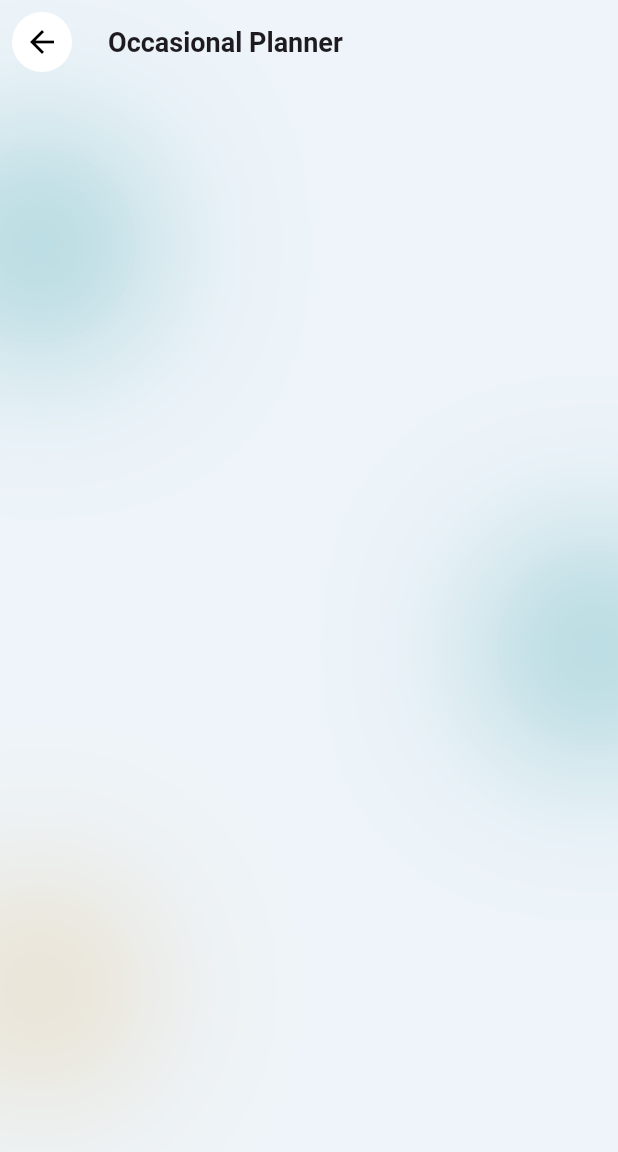
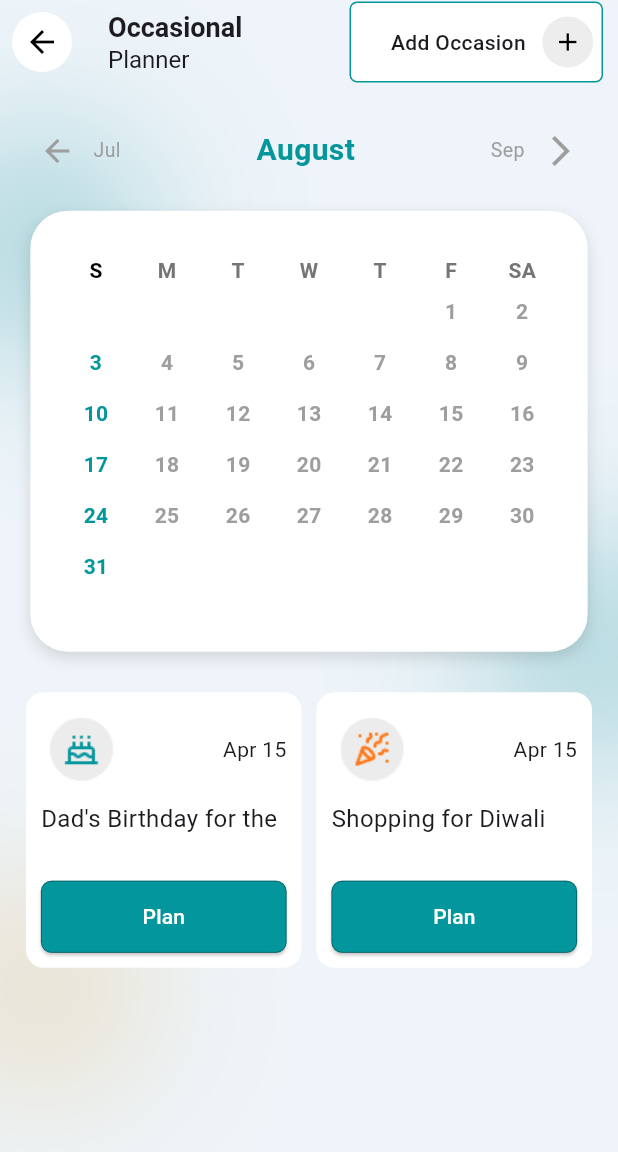
Before and after one commit to Arjun256900/ekonomi_new, a Flutter app: the OcassionPlannerScreen screen opened directly, on a phone screen of 412 x 824 dp. Shown: the top 1152 px of the screen. Run offline on Flutter 3.47's test engine with Material 3 defaults, Android fonts, the phone set to English and light mode, and no system bars; our stand-ins replace dotted_border, file_picker, fl_chart, flutter_bloc, shared_preferences; accounts and stored records are empty.

Commit message:
arjun: occasional planner and reminder screens design complete

```diff
--- a/lib/screens/add_event_screen.dart
+++ b/lib/screens/add_event_screen.dart
@@ -31,7 +31,7 @@ class _AddEventScreenState extends State<AddEventScreen> {
             backgroundColor: Colors.transparent,
             appBar: AppBar(
               automaticallyImplyLeading: false,
-              leading: backButtonLeading(),
+              leading: BackButtonLeading(),
               backgroundColor: Colors.transparent,
               title: Text(
                 "Add Event",
--- a/lib/screens/add_new_goal.dart
+++ b/lib/screens/add_new_goal.dart
@@ -53,7 +53,7 @@ class _AddNewGoalState extends State<AddNewGoal> {
               resizeToAvoidBottomInset: true,
               appBar: AppBar(
                 automaticallyImplyLeading: false,
-                leading: backButtonLeading(),
+                leading: BackButtonLeading(),
                 title: Text(
                   "Add New Goal",
                   style: TextStyle(fontWeight: FontWeight.w600, fontSize: 18),
--- a/lib/screens/add_new_spending.dart
+++ b/lib/screens/add_new_spending.dart
@@ -61,7 +61,7 @@ class _AddNewSpendingState extends State<AddNewSpending> {
                   resizeToAvoidBottomInset: true,
                   appBar: AppBar(
                     automaticallyImplyLeading: false,
-                    leading: backButtonLeading(),
+                    leading: BackButtonLeading(),
                     title: const Text(
                       "Add Spending",
                       style: TextStyle(
--- a/lib/screens/add_new_transaction_screen.dart
+++ b/lib/screens/add_new_transaction_screen.dart
@@ -73,7 +73,7 @@ class _AddNewTransactionScreenBodyState
                 resizeToAvoidBottomInset: true,
                 appBar: AppBar(
                   automaticallyImplyLeading: false,
-                  leading: backButtonLeading(),
+                  leading: BackButtonLeading(),
                   backgroundColor: const Color.fromARGB(0, 240, 240, 240),
                   title: const Text(
                     "Add Transaction",
--- a/lib/screens/chatbot_screen.dart
+++ b/lib/screens/chatbot_screen.dart
@@ -15,7 +15,7 @@ class Chatbot extends StatelessWidget {
           appBar: AppBar(
             backgroundColor: Colors.transparent,
             automaticallyImplyLeading: false,
-            leading: backButtonLeading(),
+            leading: BackButtonLeading(),
             actions: [
               Padding(
                 padding: const EdgeInsets.only(right: 10.0),
--- a/lib/screens/ocassion_planner_screen.dart
+++ b/lib/screens/ocassion_planner_screen.dart
@@ -1,5 +1,10 @@
 import 'package:ekonomi_new/background/backGround.dart';
+import 'package:ekonomi_new/screens/add_new_goal.dart';
 import 'package:ekonomi_new/widgets/back_button.dart';
+import 'package:ekonomi_new/widgets/general/add_btn_appbar.dart';
+import 'package:ekonomi_new/widgets/general/month_calender.dart';
+import 'package:ekonomi_new/widgets/ocassional_planner/event_card.dart';
+import 'package:flutter/cupertino.dart';
 import 'package:flutter/material.dart';
 
 class OcassionPlannerScreen extends StatefulWidget {
@@ -12,6 +17,8 @@ class OcassionPlannerScreen extends StatefulWidget {
 class _OcassionPlannerScreenState extends State<OcassionPlannerScreen> {
   @override
   Widget build(BuildContext context) {
+    final screenWidth = MediaQuery.of(context).size.width;
+    final screenHeight = MediaQuery.of(context).size.height;
     return Stack(
       children: [
         Positioned.fill(child: Background()),
@@ -21,12 +28,76 @@ class _OcassionPlannerScreenState extends State<OcassionPlannerScreen> {
             resizeToAvoidBottomInset: true,
             appBar: AppBar(
               automaticallyImplyLeading: false,
-              leading: backButtonLeading(),
-              title: Text(
-                "Occasional Planner",
-                style: TextStyle(fontWeight: FontWeight.w600, fontSize: 18),
+              leading: BackButtonLeading(),
+              title: Column(
+                crossAxisAlignment:
+                    CrossAxisAlignment.start, // keeps it aligned left
+                mainAxisSize: MainAxisSize.min, // avoids taking full height
+                children: [
+                  Text(
+                    "Occasional",
+                    style: TextStyle(fontWeight: FontWeight.w600, fontSize: 18),
+                  ),
+                  Text(
+                    "Planner",
+                    style: TextStyle(fontWeight: FontWeight.w400, fontSize: 16),
+                  ),
+                ],
               ),
+
               backgroundColor: Colors.transparent,
+              actions: [
+                AddBtnAppbar(
+                  ontap: () {
+                    Navigator.of(context).push(
+                      CupertinoPageRoute(builder: (context) => AddNewGoal()),
+                    );
+                  },
+                  title: "Add Occasion",
+                ),
+              ],
+            ),
+            body: Padding(
+              padding: EdgeInsets.only(
+                top: screenHeight * 0.02,
+                left: screenWidth * 0.02,
+                right: screenWidth * 0.02,
+              ),
+              child: SingleChildScrollView(
+                child: Column(
+                  children: [
+                    MonthCalendar(),
+                    const SizedBox(height: 15),
+                    Padding(
+                      padding: EdgeInsets.only(
+                        left: screenWidth * 0.022,
+                        right: screenWidth * 0.022,
+                      ),
+                      child: GridView.count(
+                        physics:
+                            NeverScrollableScrollPhysics(), // already inside single child scroll view
+                        shrinkWrap: true, // giving only necessary height
+                        crossAxisSpacing: 10,
+                        mainAxisSpacing: 10,
+                        crossAxisCount: 2,
+                        children: [
+                          EventCard(
+                            eventText:
+                                "Dad's Birthday for the first time in this world of the greatest of the attrocious",
+                            imagePath:
+                                "assets/occasional_planner/occasional_planner_1.png",
+                          ),
+                          EventCard(
+                            eventText: "Shopping for Diwali",
+                            imagePath:
+                                "assets/occasional_planner/occasional_planner_2.png",
+                          ),
+                        ],
+                      ),
+                    ),
+                  ],
+                ),
+              ),
             ),
           ),
         ),
--- a/lib/screens/onboarding_screen.dart
+++ b/lib/screens/onboarding_screen.dart
@@ -118,7 +118,6 @@ class OnboardingScreen extends StatelessWidget {
                                     );
                                   } else {
                                     provider.nextPage();
-
                                   }
                                 },
                                 style: ElevatedButton.styleFrom(
--- a/lib/screens/reminder_screen.dart
+++ b/lib/screens/reminder_screen.dart
@@ -1,7 +1,7 @@
 import 'package:ekonomi_new/background/backGround.dart';
 import 'package:ekonomi_new/widgets/back_button.dart';
 import 'package:ekonomi_new/widgets/general/filter_widget.dart';
-import 'package:ekonomi_new/widgets/reminder_screen/month_calender.dart';
+import 'package:ekonomi_new/widgets/general/month_calender.dart';
 import 'package:ekonomi_new/widgets/transaction_screen/transaction_list.dart';
 import 'package:flutter/material.dart';
 
@@ -16,6 +16,7 @@ class _ReminderScreenState extends State<ReminderScreen> {
   @override
   Widget build(BuildContext context) {
     final screenWidth = MediaQuery.of(context).size.width;
+    final screenHeight = MediaQuery.of(context).size.height;
     return Stack(
       children: [
         Positioned.fill(child: Background()),
@@ -23,7 +24,7 @@ class _ReminderScreenState extends State<ReminderScreen> {
           backgroundColor: Colors.transparent,
           appBar: AppBar(
             automaticallyImplyLeading: false,
-            leading: backButtonLeading(),
+            leading: BackButtonLeading(),
             backgroundColor: Colors.transparent,
             title: Text(
               "Reminders",
@@ -32,7 +33,11 @@ class _ReminderScreenState extends State<ReminderScreen> {
           ),
           body: SingleChildScrollView(
             child: Padding(
-              padding: EdgeInsets.all(screenWidth * 0.045),
+              padding: EdgeInsets.only(
+                top: screenHeight * 0.02,
+                left: screenWidth * 0.02,
+                right: screenWidth * 0.02,
+              ),
               child: Column(
                 children: [
                   FilterWidget(
--- a/lib/screens/set_goal.dart
+++ b/lib/screens/set_goal.dart
@@ -21,7 +21,7 @@ class SetGoal extends StatelessWidget {
           backgroundColor: Colors.transparent,
           appBar: AppBar(
             automaticallyImplyLeading: false,
-            leading: backButtonLeading(),
+            leading: BackButtonLeading(),
             title: const Text(
               "Goal",
               style: TextStyle(fontWeight: FontWeight.w600, fontSize: 18),
--- a/lib/screens/spending_screen.dart
+++ b/lib/screens/spending_screen.dart
@@ -26,7 +26,7 @@ class _SpendingScreenState extends State<SpendingScreen> {
             backgroundColor: Colors.transparent,
             appBar: AppBar(
               automaticallyImplyLeading: false,
-              leading: backButtonLeading(),
+              leading: BackButtonLeading(),
               backgroundColor: Colors.transparent,
               title: Text(
                 "Spending",
--- a/lib/screens/transaction_screen.dart
+++ b/lib/screens/transaction_screen.dart
@@ -24,7 +24,7 @@ class TransactionScreen extends StatelessWidget {
             backgroundColor: Colors.transparent,
             appBar: AppBar(
               automaticallyImplyLeading: false,
-              leading: backButtonLeading(),
+              leading: BackButtonLeading(),
               backgroundColor: Colors.transparent,
               title: Text(
                 "Transaction Management",
--- a/lib/widgets/back_button.dart
+++ b/lib/widgets/back_button.dart
@@ -1,7 +1,7 @@
 import 'package:flutter/material.dart';
 
-class backButtonLeading extends StatelessWidget {
-  const backButtonLeading({super.key});
+class BackButtonLeading extends StatelessWidget {
+  const BackButtonLeading({super.key});
 
   @override
   Widget build(BuildContext context) {
--- a/lib/widgets/reminder_screen/month_calender.dart
+++ b/lib/widgets/general/month_calender.dart
@@ -125,13 +125,13 @@ class _MonthCalendarState extends State<MonthCalendar> {
       if (dayCounter > daysInMonth) break;
     }
 
-    String prevMonthName = DateFormat.MMMM().format(
-      DateTime(_displayedMonth.year, _displayedMonth.month - 1),
-    );
+    String prevMonthName = DateFormat.MMMM()
+        .format(DateTime(_displayedMonth.year, _displayedMonth.month - 1))
+        .substring(0, 3);
 
-    String nextMonthName = DateFormat.MMMM().format(
-      DateTime(_displayedMonth.year, _displayedMonth.month + 1),
-    );
+    String nextMonthName = DateFormat.MMMM()
+        .format(DateTime(_displayedMonth.year, _displayedMonth.month + 1))
+        .substring(0, 3);
 
     return Column(
       children: [
@@ -186,7 +186,7 @@ class _MonthCalendarState extends State<MonthCalendar> {
           padding: EdgeInsets.only(top: 30, bottom: 40, left: 20, right: 20),
           decoration: BoxDecoration(
             color: Colors.white,
-            borderRadius: BorderRadius.circular(35),
+            borderRadius: BorderRadius.circular(25),
             boxShadow: [
               BoxShadow(
                 color: Colors.black12,
--- /dev/null
+++ b/lib/widgets/ocassional_planner/event_card.dart
@@ -0,0 +1,72 @@
+import 'package:flutter/material.dart';
+
+class EventCard extends StatefulWidget {
+  final String eventText;
+  final String imagePath;
+  const EventCard({
+    super.key,
+    required this.eventText,
+    required this.imagePath,
+  });
+
+  @override
+  State<EventCard> createState() => _EventCardState();
+}
+
+class _EventCardState extends State<EventCard> {
+  @override
+  Widget build(BuildContext context) {
+    return Container(
+      padding: EdgeInsets.only(left: 10, right: 10, top: 11),
+      decoration: BoxDecoration(
+        borderRadius: BorderRadius.circular(12),
+        color: Colors.white,
+      ),
+      child: Column(
+        crossAxisAlignment: CrossAxisAlignment.start,
+        children: [
+          Row(
+            mainAxisAlignment: MainAxisAlignment.spaceBetween,
+            children: [
+              Image.asset(widget.imagePath, height: 55, width: 55),
+              Text("Apr 15"),
+            ],
+          ),
+          const SizedBox(height: 7),
+          Expanded(
+            child: SingleChildScrollView(
+              child: Text(widget.eventText, style: TextStyle(fontSize: 16)),
+            ),
+          ),
+          Spacer(),
+          SizedBox(
+            width: double.infinity,
+            child: ElevatedButton(
+              onPressed: () {},
+              style: ElevatedButton.styleFrom(
+                padding: const EdgeInsets.symmetric(vertical: 14),
+                shape: RoundedRectangleBorder(
+                  borderRadius: BorderRadius.circular(7),
+                  side: const BorderSide(
+                    width: 0.5,
+                    color: Color.fromRGBO(0, 0, 0, 0.45),
+                  ),
+                ),
+                backgroundColor: Theme.of(context).primaryColor,
+              ),
+              child: const Text(
+                "Plan",
+                style: TextStyle(
+                  color: Colors.white,
+                  fontSize: 14,
+                  fontWeight: FontWeight.w500,
+                ),
+              ),
+            ),
+          ),
+          const SizedBox(height: 10),
+        ],
+      ),
+    );
+  }
+}
--- a/pubspec.yaml
+++ b/pubspec.yaml
@@ -66,6 +66,7 @@ flutter:
   # To add assets to your application, add an assets section, like this:
   assets:
     - assets/onboarding/
+    - assets/occasional_planner/
   # assets:
   #   - images/a_dot_burr.jpeg
   #   - images/a_dot_ham.jpeg
```
Also changed, not shown: assets/occasional_planner/occasional_planner_1.png (added), assets/occasional_planner/occasional_planner_2.png (added).
